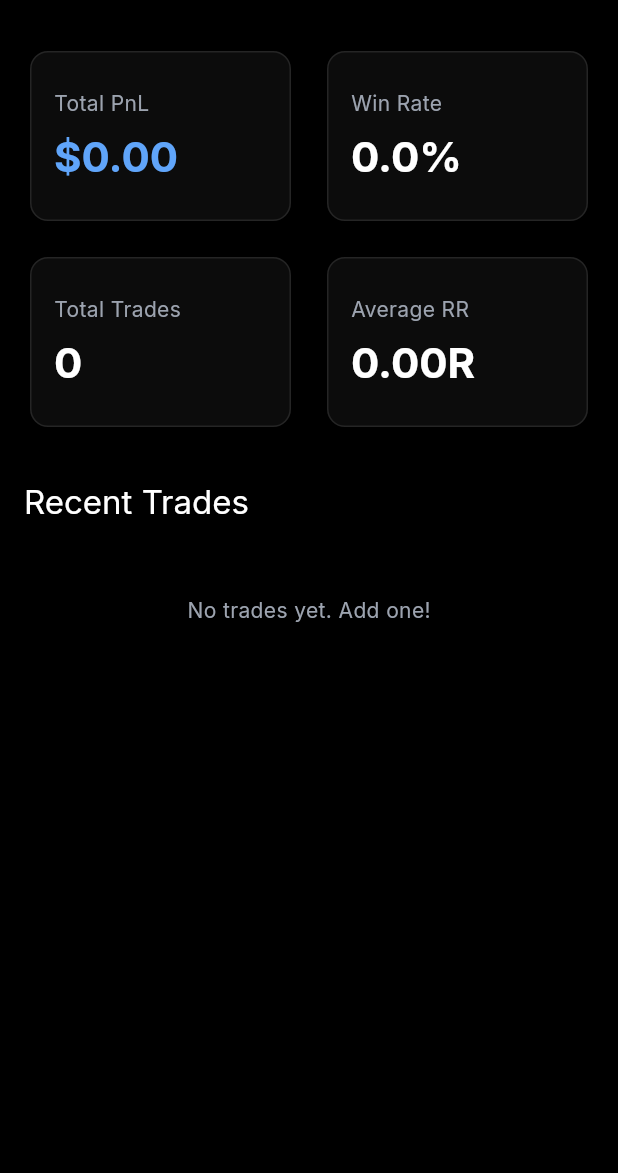
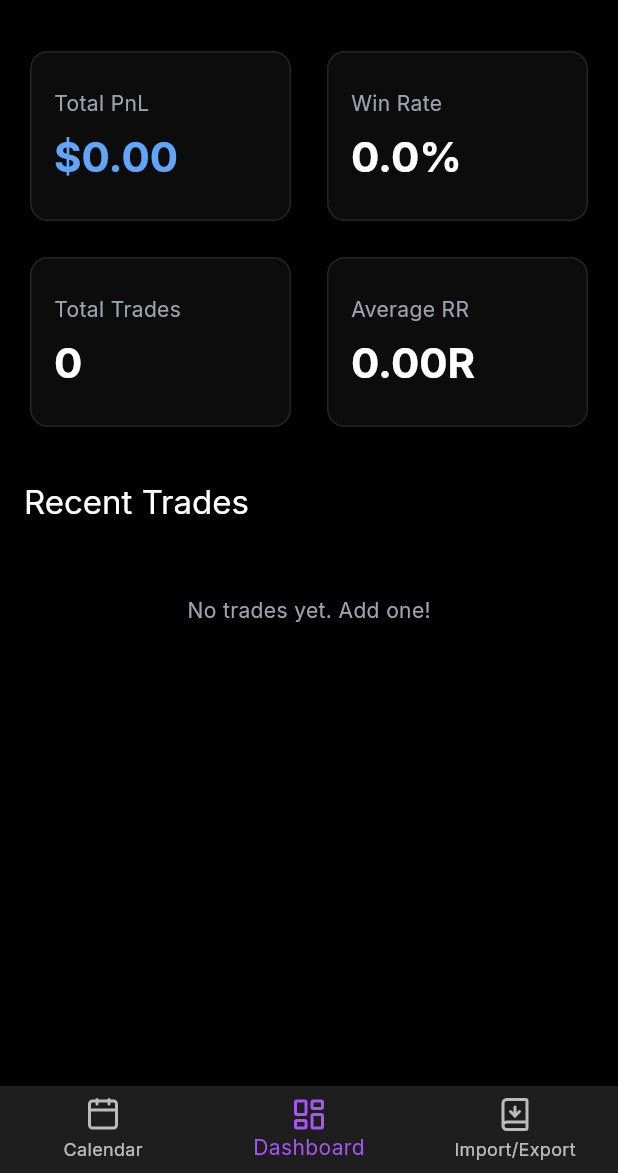
Before and after one commit to GustiCahya/Tradexa-Flutter-App, a Flutter app: the screen it shows after launch, on a phone screen of 412 x 824 dp, the part 63-1236 px from its top. Run offline on Flutter 3.47's test engine with Material 3 defaults, Android fonts, the phone set to English and light mode, and no system bars; our stand-ins replace fl_chart, flutter_form_builder, flutter_riverpod, form_builder_validators, go_router, google_fonts and 4 more; accounts and stored records are empty; generated files the repository leaves out were written again.

Commit message:
feat: Introduce main navigation with Calendar and Import/Export screens and their respective documentation.

```diff
--- a/lib/router/app_router.dart
+++ b/lib/router/app_router.dart
@@ -1,16 +1,15 @@
 import 'package:go_router/go_router.dart';
 import 'package:flutter/material.dart';
-import '../screens/dashboard/dashboard_screen.dart';
+
 import '../screens/trade/trade_form_screen.dart';
 import '../screens/analytics/summary_screen.dart';
+import '../screens/main/main_screen.dart';
+import '../screens/import_export/import_export_screen.dart';
 
 final goRouter = GoRouter(
   initialLocation: '/overview',
   routes: [
-    GoRoute(
-      path: '/overview',
-      builder: (context, state) => const DashboardScreen(),
-    ),
+    GoRoute(path: '/overview', builder: (context, state) => const MainScreen()),
     GoRoute(
       path: '/trade-input',
       builder: (context, state) {
@@ -22,5 +21,9 @@ final goRouter = GoRouter(
       path: '/summary',
       builder: (context, state) => const SummaryScreen(),
     ),
+    GoRoute(
+      path: '/import-export',
+      builder: (context, state) => const ImportExportScreen(),
+    ),
   ],
 );
--- /dev/null
+++ b/lib/screens/main/main_screen.dart
@@ -0,0 +1,51 @@
+import 'package:flutter/material.dart';
+import 'package:lucide_icons/lucide_icons.dart';
+import 'package:tradexa_flutter/screens/import_export/import_export_screen.dart';
+import '../calendar/calendar_screen.dart';
+import '../dashboard/dashboard_screen.dart';
+
+class MainScreen extends StatefulWidget {
+  const MainScreen({super.key});
+
+  @override
+  State<MainScreen> createState() => _MainScreenState();
+}
+
+class _MainScreenState extends State<MainScreen> {
+  int _currentIndex = 1; // Default to Dashboard
+
+  final List<Widget> _screens = const [
+    CalendarScreen(),
+    DashboardScreen(),
+    ImportExportScreen(),
+  ];
+
+  @override
+  Widget build(BuildContext context) {
+    return Scaffold(
+      body: IndexedStack(index: _currentIndex, children: _screens),
+      bottomNavigationBar: BottomNavigationBar(
+        currentIndex: _currentIndex,
+        onTap: (index) {
+          setState(() {
+            _currentIndex = index;
+          });
+        },
+        items: const [
+          BottomNavigationBarItem(
+            icon: Icon(LucideIcons.calendar),
+            label: 'Calendar',
+          ),
+          BottomNavigationBarItem(
+            icon: Icon(LucideIcons.layoutDashboard),
+            label: 'Dashboard',
+          ),
+          BottomNavigationBarItem(
+            icon: Icon(LucideIcons.bookDown),
+            label: 'Import/Export',
+          ),
+        ],
+      ),
+    );
+  }
+}
```
Also changed, not shown: lib/screens/calendar/calendar_screen.dart (added, +80 -0 lines), lib/screens/import_export/import_export_screen.dart (added, +101 -0 lines), 2 other files.
